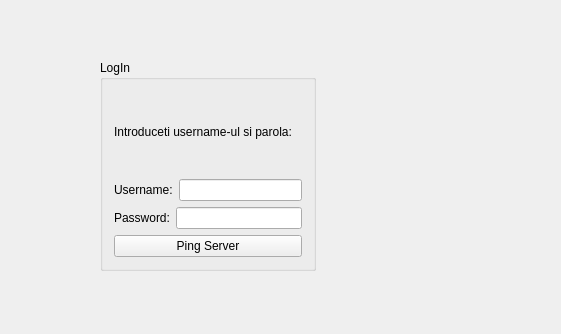
Above: 3_Solution/CabMan/CabManClient/login.ui from CabauaFlorin/Proiect-POO-MusicApp before the change. Below: the same form after it.
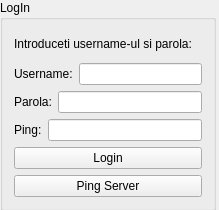
That is the form after the change.

```diff
--- a/3_Solution/CabMan/CabManClient/login.ui
+++ b/3_Solution/CabMan/CabManClient/login.ui
@@ -6,8 +6,8 @@
    <rect>
     <x>0</x>
     <y>0</y>
-    <width>561</width>
-    <height>334</height>
+    <width>219</width>
+    <height>210</height>
    </rect>
   </property>
   <property name="windowTitle">
@@ -16,8 +16,8 @@
   <widget class="QGroupBox" name="groupBox">
    <property name="geometry">
     <rect>
-     <x>100</x>
-     <y>60</y>
+     <x>0</x>
+     <y>0</y>
      <width>216</width>
      <height>211</height>
     </rect>
@@ -52,7 +52,7 @@
       <item>
        <widget class="QLabel" name="label_2">
         <property name="text">
-         <string>Password:</string>
+         <string>Parola:</string>
         </property>
        </widget>
       </item>
@@ -61,8 +61,29 @@
       </item>
      </layout>
     </item>
+    <item>
+     <layout class="QHBoxLayout" name="horizontalLayout_3">
+      <item>
+       <widget class="QLabel" name="label_4">
+        <property name="text">
+         <string>Ping:</string>
+        </property>
+       </widget>
+      </item>
+      <item>
+       <widget class="QLineEdit" name="ping_edit"/>
+      </item>
+     </layout>
+    </item>
     <item>
      <widget class="QPushButton" name="login_button">
+      <property name="text">
+       <string>Login</string>
+      </property>
+     </widget>
+    </item>
+    <item>
+     <widget class="QPushButton" name="ping_button">
       <property name="text">
        <string>Ping Server</string>
       </property>
```
Left out of the diff: 6 changed lines with no effect on the pictures.
